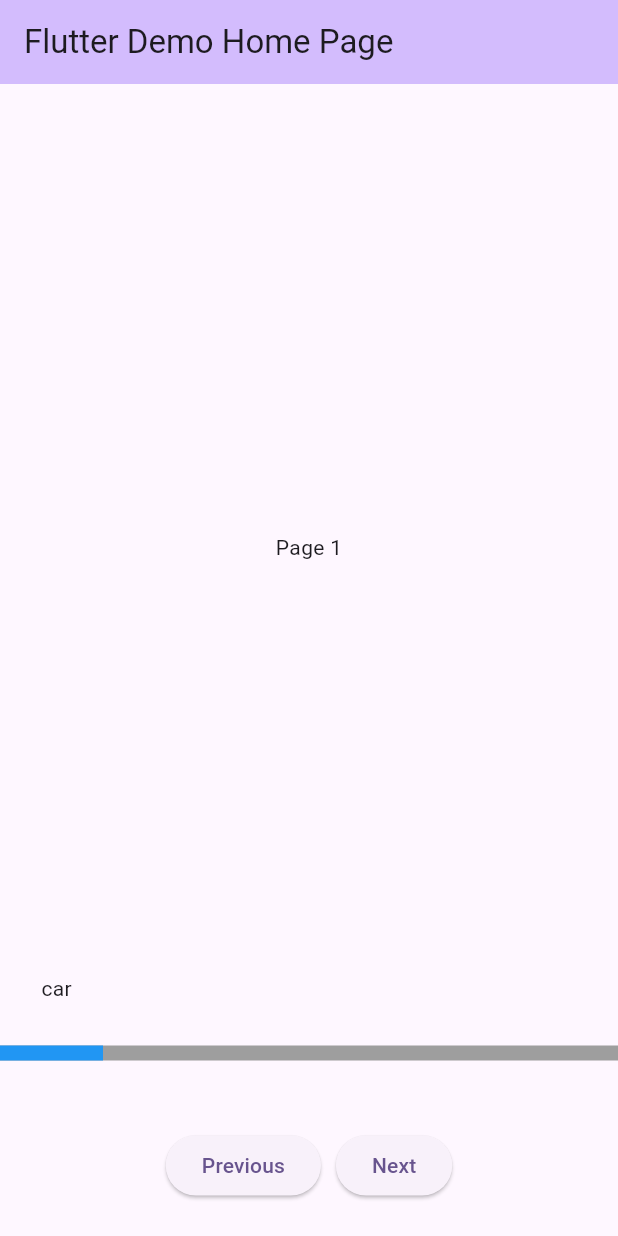
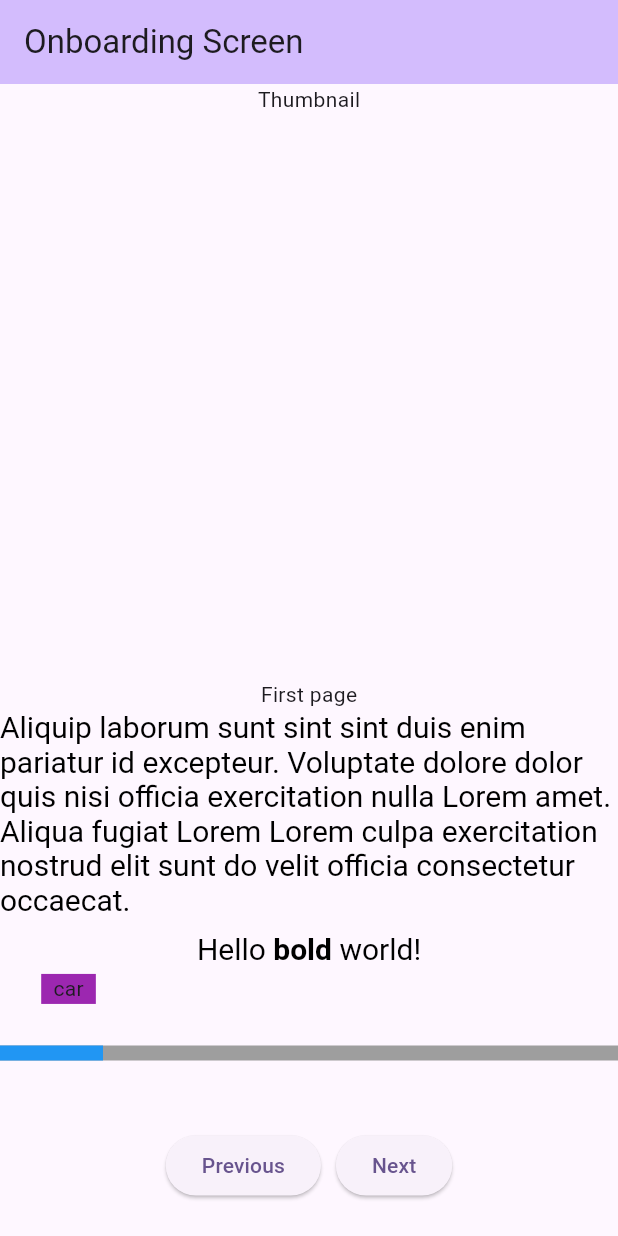
Before and after one commit to AbdulbasitSaid/onboarding_ui, a Flutter app: the MyHomePage screen opened directly, after a tap on "Previous", on a phone screen of 412 x 824 dp. Run offline on Flutter 3.47's test engine with Material 3 defaults, Android fonts, the phone set to English and light mode, and no system bars.

```diff
--- a/lib/main.dart
+++ b/lib/main.dart
@@ -5,7 +5,9 @@ void main() {
 }
 
 class MyApp extends StatelessWidget {
-  const MyApp({super.key});
+  const MyApp({
+    super.key,
+  });
 
   @override
   Widget build(BuildContext context) {
@@ -15,7 +17,7 @@ class MyApp extends StatelessWidget {
         colorScheme: ColorScheme.fromSeed(seedColor: Colors.deepPurple),
         useMaterial3: true,
       ),
-      home: const MyHomePage(title: 'Flutter Demo Home Page'),
+      home: const MyHomePage(title: 'Onboarding Screen'),
     );
   }
 }
@@ -30,10 +32,39 @@ class MyHomePage extends StatefulWidget {
 }
 
 class _MyHomePageState extends State<MyHomePage> with TickerProviderStateMixin {
-  // list of page view items
-  final pageViewItems = <Widget>[
-    const Center(
-      child: Text('Page 1'),
+  final List<Widget> pageViewItems = [
+    OnboardPageViewItem(
+      title: 'First page',
+      description: [
+        RichText(
+          text: const TextSpan(
+            text:
+                'Aliquip laborum sunt sint sint duis enim pariatur id excepteur. Voluptate dolore dolor quis nisi officia exercitation nulla Lorem amet. Aliqua fugiat Lorem Lorem culpa exercitation nostrud elit sunt do velit officia consectetur occaecat.',
+            style: TextStyle(
+              color: Colors.black,
+              fontSize: 20,
+            ),
+          ),
+        ),
+        const SizedBox(
+          height: 10,
+        ),
+        RichText(
+          text: const TextSpan(
+            text: 'Hello ',
+            style: TextStyle(
+              color: Colors.black,
+              fontSize: 20,
+            ),
+            children: <TextSpan>[
+              TextSpan(
+                  text: 'bold', style: TextStyle(fontWeight: FontWeight.bold)),
+              TextSpan(text: ' world!'),
+            ],
+          ),
+        )
+      ],
+      imagePath: 'Thumbnail',
     ),
     const Center(
       child: Text('Page 2'),
@@ -51,21 +82,28 @@ class _MyHomePageState extends State<MyHomePage> with TickerProviderStateMixin {
       child: Text('Page 6'),
     ),
   ];
-  // progress state
+
   late AnimationController _progressController;
   late PageController _pageController;
+  final Curve _animationCurve = Curves.linear;
+
   @override
   void initState() {
     _pageController = PageController();
-
     _progressController = AnimationController(
       vsync: this,
       value: 1 / pageViewItems.length,
       duration: const Duration(milliseconds: 300),
       animationBehavior: AnimationBehavior.preserve,
     );
+    super.initState();
+  }
 
-    super.initState();
+  @override
+  void dispose() {
+    _progressController.dispose();
+    _pageController.dispose();
+    super.dispose();
   }
 
   @override
@@ -79,7 +117,6 @@ class _MyHomePageState extends State<MyHomePage> with TickerProviderStateMixin {
         child: SizedBox(
           height: MediaQuery.of(context).size.height,
           width: MediaQuery.of(context).size.width,
-          // color: Theme.of(context).colorScheme.primary,
           child: Stack(
             fit: StackFit.expand,
             children: [
@@ -99,8 +136,6 @@ class _MyHomePageState extends State<MyHomePage> with TickerProviderStateMixin {
                       mainAxisAlignment: MainAxisAlignment.spaceAround,
                       crossAxisAlignment: CrossAxisAlignment.start,
                       children: [
-                      // progress indicator
-
                         Stack(
                           children: [
                             Container(
@@ -109,7 +144,7 @@ class _MyHomePageState extends State<MyHomePage> with TickerProviderStateMixin {
                               color: Colors.grey,
                             ),
                             AnimatedContainer(
-                            curve: Curves.easeIn,
+                              curve: _animationCurve,
                               duration: const Duration(milliseconds: 300),
                               height: 10,
                               color: Colors.blue,
@@ -118,16 +153,15 @@ class _MyHomePageState extends State<MyHomePage> with TickerProviderStateMixin {
                             ),
                           ],
                         ),
-
                         Row(
                           mainAxisAlignment: MainAxisAlignment.center,
                           children: <Widget>[
-                          // previous and next buttons
                             ElevatedButton(
                               onPressed: () => _handlePageChange(
                                 _pageController.page!.round() - 1,
                               ),
-                              child: const Text("Previous")),
+                              child: const Text("Previous"),
+                            ),
                             const SizedBox(
                               width: 10,
                             ),
@@ -137,11 +171,13 @@ class _MyHomePageState extends State<MyHomePage> with TickerProviderStateMixin {
                                   _pageController.page!.round() + 1,
                                 );
                               },
-                              child: const Text("Next")),
+                              child: const Text("Next"),
+                            ),
                           ],
                         ),
                       ],
-                  )),
+                    ),
+                  ),
                 ],
               ),
               AnimatedPositioned(
@@ -149,9 +185,13 @@ class _MyHomePageState extends State<MyHomePage> with TickerProviderStateMixin {
                     (_progressController.value - 0.1),
                 top: MediaQuery.of(context).size.height * 0.72,
                 duration: const Duration(milliseconds: 300),
-                curve: Curves.easeIn,
+                curve: _animationCurve,
+                child: Container(
+                  color: Colors.purple,
+                  padding: const EdgeInsets.symmetric(horizontal: 8),
                   child: const Text('car'),
-              )
+                ),
+              ),
             ],
           ),
         ),
@@ -161,9 +201,11 @@ class _MyHomePageState extends State<MyHomePage> with TickerProviderStateMixin {
 
   void _handlePageChange(int page) {
     setState(() {
-      _pageController.animateToPage(page,
-          duration: const Duration(milliseconds: 300), curve: Curves.easeIn);
-      //
+      _pageController.animateToPage(
+        page,
+        duration: const Duration(milliseconds: 300),
+        curve: _animationCurve,
+      );
       _progressController.value =
           (_pageController.page!.round() + 1) / pageViewItems.length;
       print(_pageController.page!.round());
@@ -171,3 +213,32 @@ class _MyHomePageState extends State<MyHomePage> with TickerProviderStateMixin {
     });
   }
 }
+
+class OnboardPageViewItem extends StatelessWidget {
+  const OnboardPageViewItem({
+    super.key,
+    required this.title,
+    required this.description,
+    required this.imagePath,
+  });
+
+  final String title;
+  final List<Widget> description;
+  final String imagePath;
+
+  @override
+  Widget build(BuildContext context) {
+    return Column(
+      children: [
+        Expanded(
+          child: Text(imagePath),
+        ),
+        Text(title),
+        ...description,
+        const SizedBox(
+          height: 30,
+        ),
+      ],
+    );
+  }
+}
```
Lines whose indentation alone changed are shown as unchanged.
